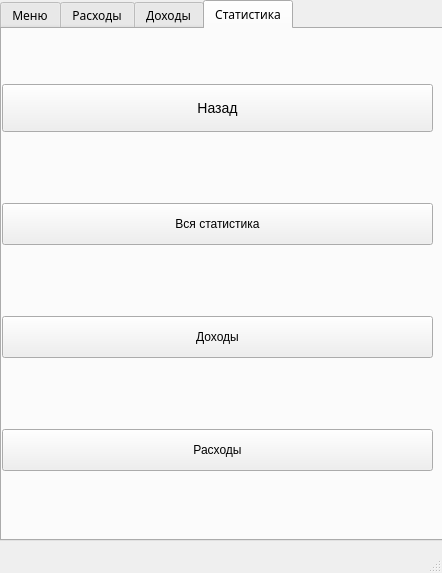
First picture: the form in mainwindow.ui, repository SIANotAlone/expanses, before the edit.
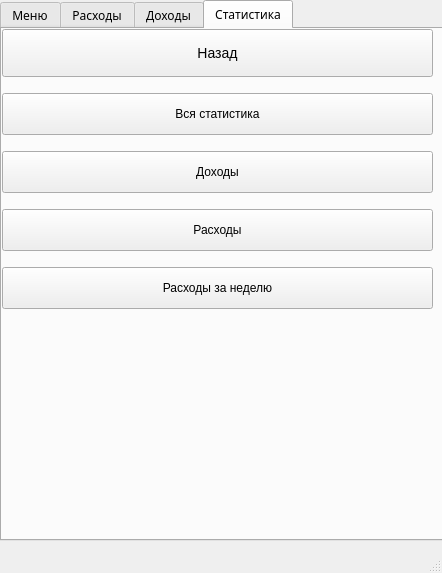
Second picture: the form after the edit.

Commit message: add statistics for last 7 days button. Now its shows statistics by only 1 category. Need to make for all categories.

What changed in the file:
```diff
--- a/mainwindow.ui
+++ b/mainwindow.ui
@@ -373,6 +373,29 @@
          </property>
         </widget>
        </item>
+       <item>
+        <widget class="QPushButton" name="sort_by_week">
+         <property name="styleSheet">
+          <string notr="true">margin-top:10px;</string>
+         </property>
+         <property name="text">
+          <string>Расходы за неделю</string>
+         </property>
+        </widget>
+       </item>
+       <item>
+        <spacer name="verticalSpacer">
+         <property name="orientation">
+          <enum>Qt::Vertical</enum>
+         </property>
+         <property name="sizeHint" stdset="0">
+          <size>
+           <width>20</width>
+           <height>40</height>
+          </size>
+         </property>
+        </spacer>
+       </item>
       </layout>
      </widget>
     </widget>
```
The commit also changes 2 other files.
